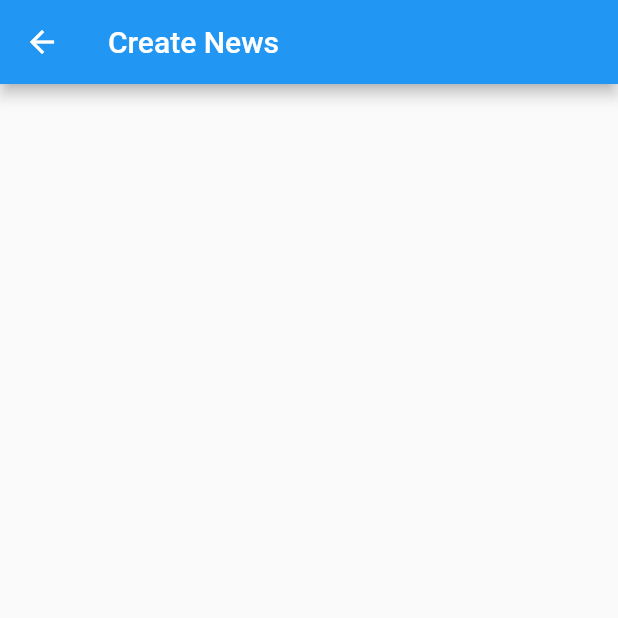
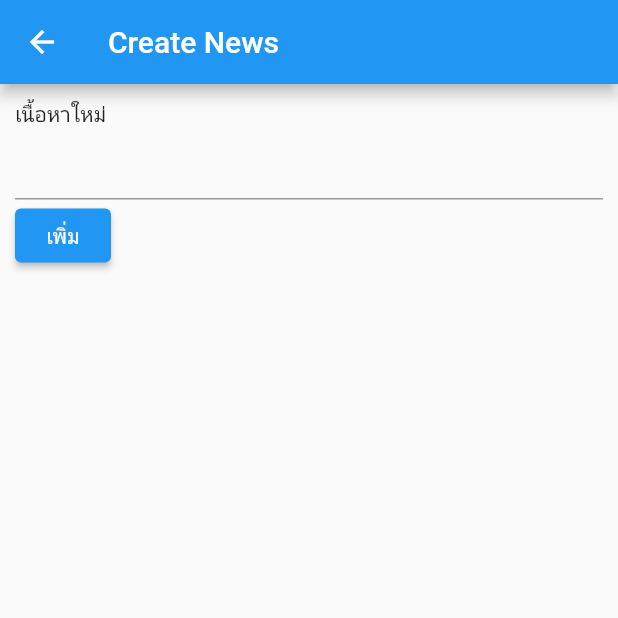
Before and after one commit to teerasej/flutter_news_app_simple, a Flutter app: the CreateNewsPage screen opened directly, on a phone screen of 412 x 824 dp, the top half of it. Run offline on Flutter 3.47's test engine with Material 2 defaults, Android fonts, the phone set to English and light mode, and no system bars.

Commit message:
เพิ่มแบบฟอร์มและปุ่ม

```diff
--- a/lib/create_news_page.dart
+++ b/lib/create_news_page.dart
@@ -14,6 +14,24 @@ class _CreateNewsPageState extends State<CreateNewsPage> {
       appBar: AppBar(
         title: Text('Create News'),
       ),
+      body: Padding(
+        padding: EdgeInsets.all(10),
+        child: Form(
+          child: Column(
+            crossAxisAlignment: CrossAxisAlignment.start,
+            children: <Widget>[
+              Text('เนื้อหาใหม่'),
+              TextFormField(),
+              ElevatedButton(
+                onPressed: () {
+                  print('do something');
+                },
+                child: Text('เพิ่ม'),
+              ),
+            ],
+          ),
+        ),
+      ),
     );
   }
 }
```
